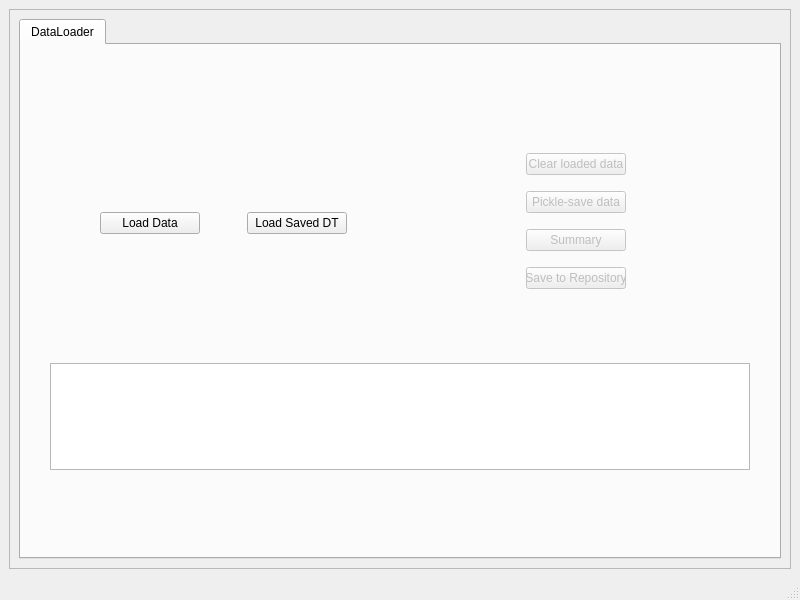
Above: mainwindow.ui from MrocznyZdzichu/MLOps before the change. Below: the same form after it.
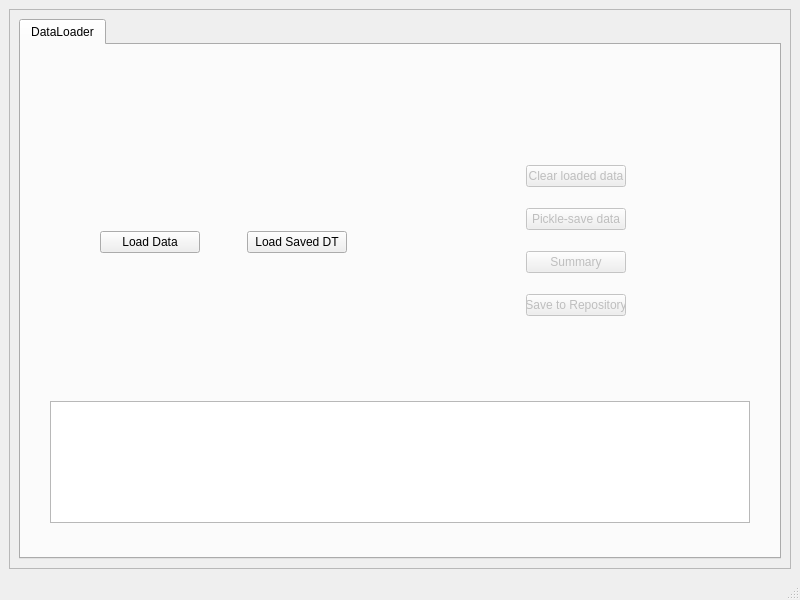
That is the form after the change.

Commit message: Added loading pre-saved DataTable. Current DataTable clearing implemented

Patch:
```diff
--- a/mainwindow.ui
+++ b/mainwindow.ui
@@ -35,7 +35,7 @@
           </attribute>
           <layout class="QGridLayout" name="gridLayout_2">
            <item row="0" column="0">
-            <layout class="QGridLayout" name="gridLayout" rowstretch="1,3,1,2,1" columnstretch="1,1">
+            <layout class="QGridLayout" name="gridLayout" rowstretch="1,3,1,2" columnstretch="1,1">
              <property name="leftMargin">
               <number>20</number>
              </property>
@@ -150,7 +150,7 @@
               <widget class="QTextBrowser" name="dl_tb_log_console"/>
              </item>
              <item row="1" column="0">
-              <layout class="QGridLayout" name="gridLayout_3" rowstretch="1,0,0,2,1,0" columnstretch="1,0,1">
+              <layout class="QGridLayout" name="gridLayout_3" rowstretch="1,0,0,2,1" columnstretch="1,0,1">
                <property name="leftMargin">
                 <number>50</number>
                </property>
```
Left out of the diff: 25 changed lines with no effect on the pictures. The commit also changes 2 other files.
